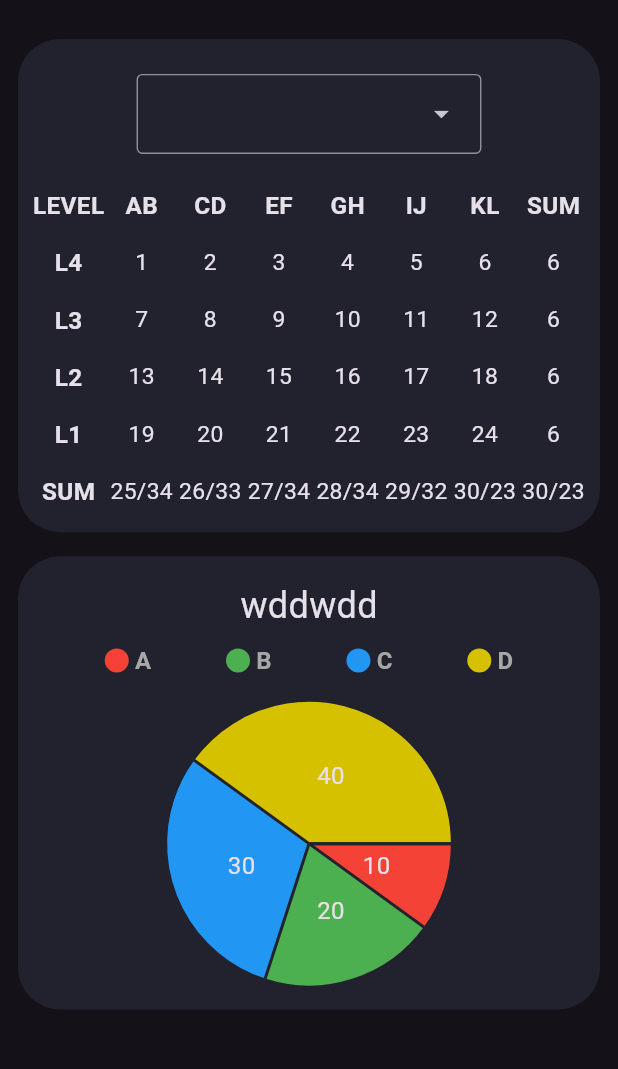
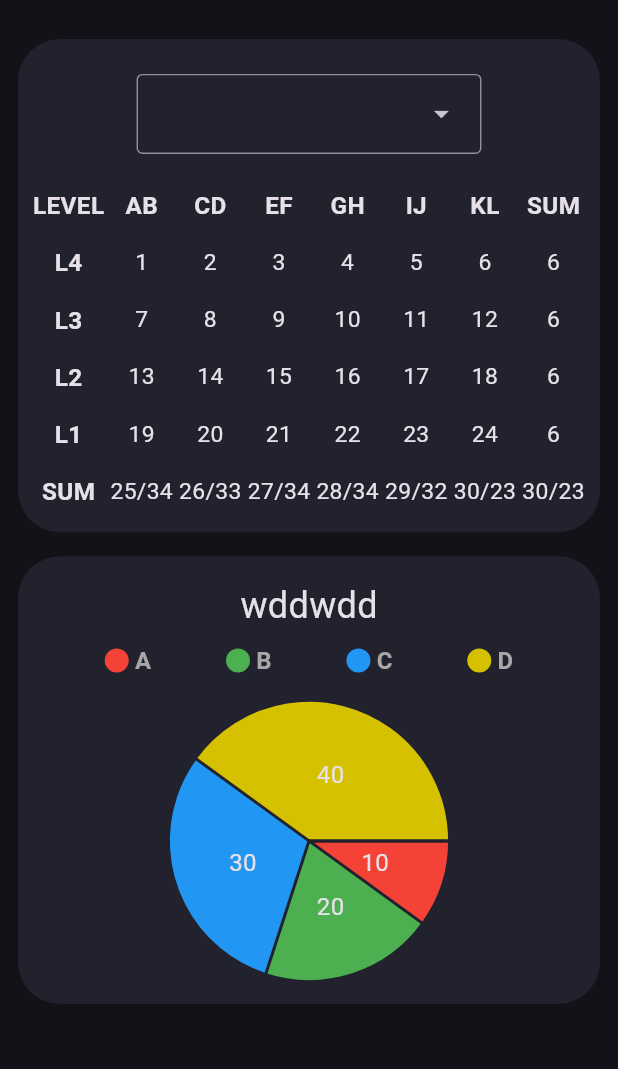
Before and after one commit to eran0926/FRC6998_2025_scouting_viewer, a Flutter app: the AutoDataPage screen opened by its route, on a phone screen of 412 x 824 dp, the part 63-1132 px from its top. Run offline on Flutter 3.47's test engine with Material 3 defaults, Android fonts, the phone set to English and light mode, and no system bars; drawn by our look-alikes of fl_chart; our stand-ins replace go_router, logger, responsive_framework; network calls fail.

Commit message:
feat: wrap card widget with card widget widget

```diff
--- /dev/null
+++ b/lib/widgets/card_widget.dart
@@ -0,0 +1,42 @@
+import 'package:flutter/material.dart';
+
+class CardWidget extends StatelessWidget {
+  final String title;
+  final Widget child;
+  final double? aspectRatio;
+
+  const CardWidget({
+    super.key,
+    this.title = '',
+    required this.child,
+    this.aspectRatio,
+  });
+
+  @override
+  Widget build(BuildContext context) {
+    Widget card = Container(
+      padding: EdgeInsets.all(8),
+      decoration: BoxDecoration(
+        color: Color(0xFF21222D),
+        borderRadius: BorderRadius.circular(28),
+      ),
+      child: title.isEmpty
+          ? child
+          : Column(
+              children: [
+                SizedBox(height: title.isNotEmpty ? 8 : 16),
+                if (title.isNotEmpty)
+                  Text(title, style: TextStyle(fontSize: 24)),
+                if (title.isNotEmpty) SizedBox(height: 8),
+                Expanded(child: child),
+              ],
+            ),
+    );
+
+    if (aspectRatio != null) {
+      card = AspectRatio(aspectRatio: aspectRatio!, child: card);
+    }
+
+    return card;
+  }
+}
--- a/lib/widgets/pie_chart_widget.dart
+++ b/lib/widgets/pie_chart_widget.dart
@@ -1,6 +1,7 @@
 import 'package:flutter/material.dart';
 
 import 'package:fl_chart/fl_chart.dart';
+import 'package:viewer/widgets/card_widget.dart';
 import 'package:viewer/widgets/indicator.dart';
 
 class PieChartWidget extends StatelessWidget {
@@ -11,19 +12,11 @@ class PieChartWidget extends StatelessWidget {
 
   @override
   Widget build(BuildContext context) {
-    return Container(
-      padding: EdgeInsets.all(8),
-      decoration: BoxDecoration(
-        color: Color(0xFF21222D),
-        borderRadius: BorderRadius.circular(28),
-      ),
-      child: AspectRatio(
+    return CardWidget(
+      title: title,
       aspectRatio: 1.3,
       child: Column(
         children: [
-            SizedBox(height: 8),
-            if (title.isNotEmpty) Text(title, style: TextStyle(fontSize: 24)),
-            SizedBox(height: 8),
           Row(
             mainAxisAlignment: MainAxisAlignment.spaceEvenly,
             children: data
@@ -38,9 +31,10 @@ class PieChartWidget extends StatelessWidget {
           ),
           SizedBox(height: 16),
           Expanded(
-              flex: 20,
             child: LayoutBuilder(
-                builder: (context, constraints) => PieChart(
+              builder: (context, constraints) => SizedBox(
+                height: constraints.maxHeight,
+                child: PieChart(
                   PieChartData(
                     // borderData: FlBorderData(show: false),
                     // sectionsSpace: 40,
@@ -66,9 +60,9 @@ class PieChartWidget extends StatelessWidget {
                 ),
               ),
             ),
+          ),
           SizedBox(height: 8),
         ],
-        ),
       ),
     );
   }
--- a/lib/widgets/selectable_reef_data_table.dart
+++ b/lib/widgets/selectable_reef_data_table.dart
@@ -1,6 +1,7 @@
 import 'dart:math';
 
 import 'package:flutter/material.dart';
+import 'package:viewer/widgets/card_widget.dart';
 import 'package:viewer/widgets/reef_data_table.dart';
 
 class SelectableReefDataTable extends StatelessWidget {
@@ -10,12 +11,7 @@ class SelectableReefDataTable extends StatelessWidget {
   Widget build(BuildContext context) {
     return LayoutBuilder(builder: (context, constraints) {
       double childWidth = max(390, constraints.maxWidth);
-      return Container(
-        decoration: BoxDecoration(
-          color: Color(0xFF21222D),
-          borderRadius: BorderRadius.circular(28),
-        ),
-        padding: EdgeInsets.all(8),
+      return CardWidget(
         child: FittedBox(
           fit: BoxFit.scaleDown,
           child: Column(
```
Lines whose indentation alone changed are shown as unchanged.
